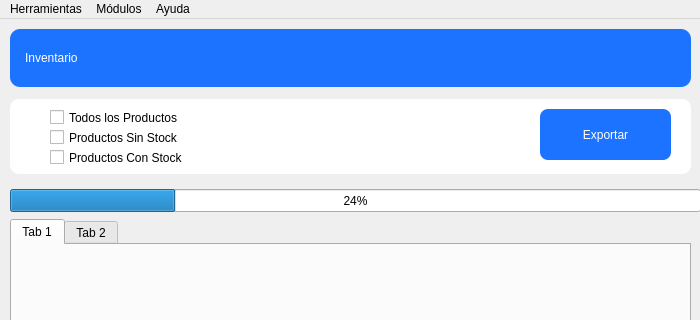
First picture: the form in app/inventario/ui/view_inventario.ui, repository SamSami25/PyWoo, before the edit; both pictures show x 0 to 700 and y 0 to 320 of the 700 by 479 pixel window.
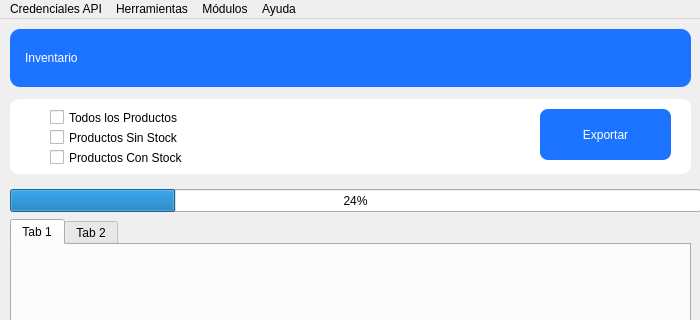
Second picture: the form after the edit.

What changed in the file:
```diff
--- a/app/inventario/ui/view_inventario.ui
+++ b/app/inventario/ui/view_inventario.ui
@@ -249,6 +249,12 @@
     </property>
     <addaction name="actionAcerca_de"/>
    </widget>
+   <widget class="QMenu" name="menuCredenciales_API">
+    <property name="title">
+     <string>Credenciales API</string>
+    </property>
+   </widget>
+   <addaction name="menuCredenciales_API"/>
    <addaction name="menuHerramientas"/>
    <addaction name="menuM_dulos"/>
    <addaction name="menuAyuda"/>
```
